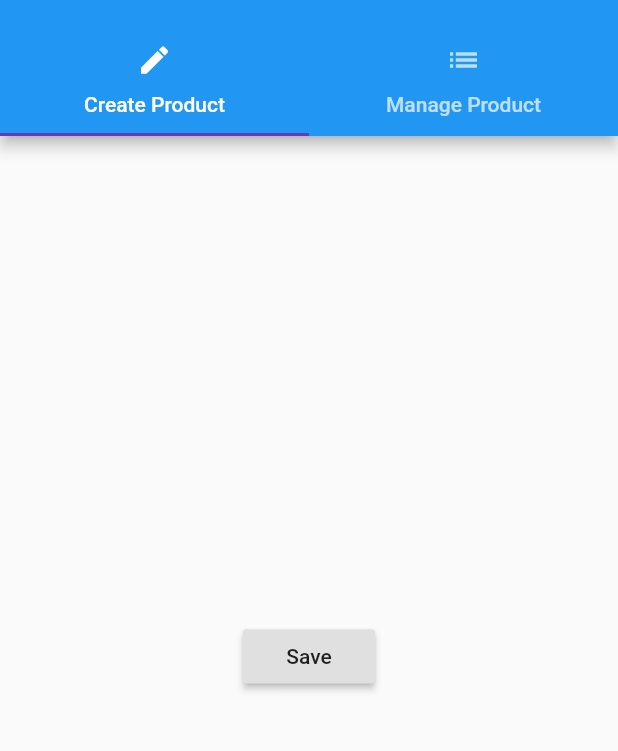
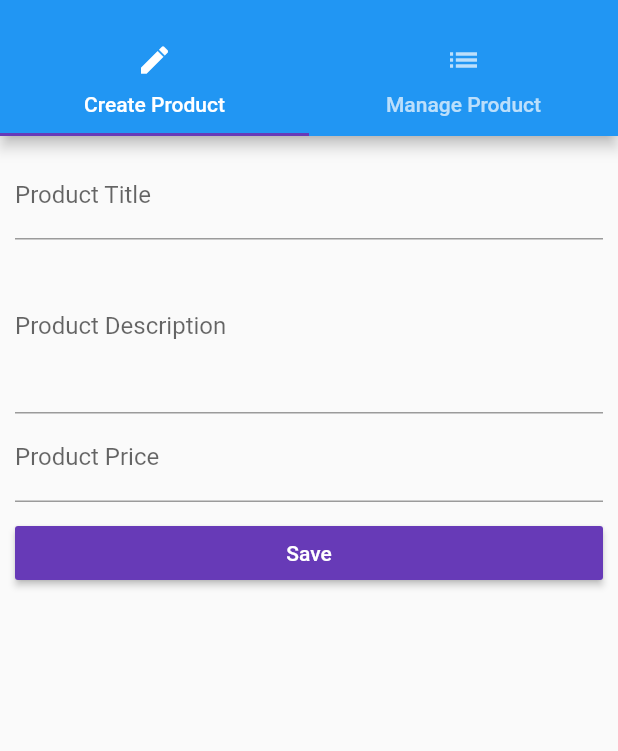
Before and after one commit to Carvalho96v2/Flutter_Course, a Flutter app: the ProductAdminPage screen opened by its route, on a phone screen of 412 x 824 dp, the part 59-810 px from its top. Run offline on Flutter 3.47's test engine with Material 2 defaults, Android fonts, the phone set to English and light mode, and no system bars.

Commit message:
Handling user input

```diff
--- a/lib/main.dart
+++ b/lib/main.dart
@@ -17,9 +17,9 @@ class MyApp extends StatefulWidget {
 }
 
 class _MyAppState extends State<MyApp> {
-  List<Map<String, String>> _products = [];
+  List<Map<String, dynamic>> _products = [];
 
-  void _addProduct(Map<String, String> product) {
+  void _addProduct(Map<String, dynamic> product) {
     setState(() {
       _products.add(product);
     });
@@ -39,8 +39,8 @@ class _MyAppState extends State<MyApp> {
       home: AuthPage(),
       routes: {
         '/products': (BuildContext context) =>
-            ProductsPage(_products, _addProduct, _deleteProduct),
-        '/admin': (BuildContext context) => ProductAdminPage()
+            ProductsPage(_products),
+        '/admin': (BuildContext context) => ProductAdminPage(_addProduct, _deleteProduct)
       },
       onGenerateRoute: (RouteSettings settings) {
         final List<String> pathElements = settings.name.split('/');
@@ -58,7 +58,7 @@ class _MyAppState extends State<MyApp> {
       onUnknownRoute: (RouteSettings settings) {
         return MaterialPageRoute(
             builder: (BuildContext context) =>
-                ProductsPage(_products, _addProduct, _deleteProduct));
+                ProductsPage(_products));
       },
     );
   }
--- a/lib/pages/product_admin.dart
+++ b/lib/pages/product_admin.dart
@@ -6,6 +6,10 @@ import './product_list.dart';
 
 
 class ProductAdminPage extends StatelessWidget {
+  final Function addProduct, deleteProduct;
+
+  ProductAdminPage(this.addProduct, this.deleteProduct);
+
   @override
   Widget build(BuildContext context) {
     return WillPopScope(
@@ -35,7 +39,7 @@ class ProductAdminPage extends StatelessWidget {
           ),
           body: TabBarView(
             children: <Widget>[
-              ProductCreatePage(),
+              ProductCreatePage(addProduct),
               ProductListPage()
             ],
           ),
--- a/lib/pages/product_create.dart
+++ b/lib/pages/product_create.dart
@@ -1,21 +1,72 @@
 import 'package:flutter/material.dart';
 
-class ProductCreatePage extends StatelessWidget {
+class ProductCreatePage extends StatefulWidget {
+
+  final Function addProduct;
+
+  ProductCreatePage(this.addProduct);
+
+  @override
+  State<StatefulWidget> createState() {
+    return _ProductCreatePageState();
+  }
+}
+
+class _ProductCreatePageState extends State<ProductCreatePage> {
+  String _titleValue, _description = '';
+  double _price = 0.0;
+
   @override
   Widget build(BuildContext context) {
-    return Center(
-      child: RaisedButton(
-        child: Text('Save'),
-        onPressed: () {
-          showModalBottomSheet(
-              context: context,
-              builder: (BuildContext context) {
-                return Center(
-                  child: Text('This is a Modal'),
-                );
-              });
-        },
-      ),
-    );
+    return Container(
+      margin: EdgeInsets.all(10.0),
+        child: ListView(
+      children: <Widget>[
+        TextField(
+          decoration: InputDecoration(labelText: 'Product Title'),
+          onChanged: (String value) {
+            setState(() {
+              _titleValue = value;
+            });
+          },
+        ),
+        TextField(
+          decoration: InputDecoration(labelText: 'Product Description'),
+          maxLines: 4,
+          onChanged: (String description) {
+            setState(() {
+              _description = description;
+            });
+          },
+        ),
+        TextField(
+          decoration: InputDecoration(labelText: 'Product Price'),
+          keyboardType: TextInputType.number,
+          onChanged: (String price) {
+            setState(() {
+              _price = double.parse(price);
+            });
+          },
+        ),
+        SizedBox(height: 10.0,),
+        RaisedButton(
+          color: Theme.of(context).accentColor,
+          textColor: Colors.white,
+          child: Text('Save'),
+          onPressed: () {
+
+            final Map<String, dynamic> product = {
+              'title' :_titleValue,
+              'description':_description,
+              'price':_price,
+              'image': 'assets/food.jpg'
+              };
+
+            widget.addProduct(product);
+            Navigator.pushReplacementNamed(context, '/products');
+          },
+        )
+      ],
+    ));
   }
 }
```
Also changed, not shown: lib/pages/auth.dart (+44 -4 lines), lib/pages/products.dart (+3 -4 lines), lib/product_control.dart (deleted, +0 -18 lines), lib/product_manager.dart (+3 -10 lines), lib/products.dart (+41 -12 lines), pubspec.yaml (+5 -4 lines), assets/Oswald-Bold.ttf (added).
